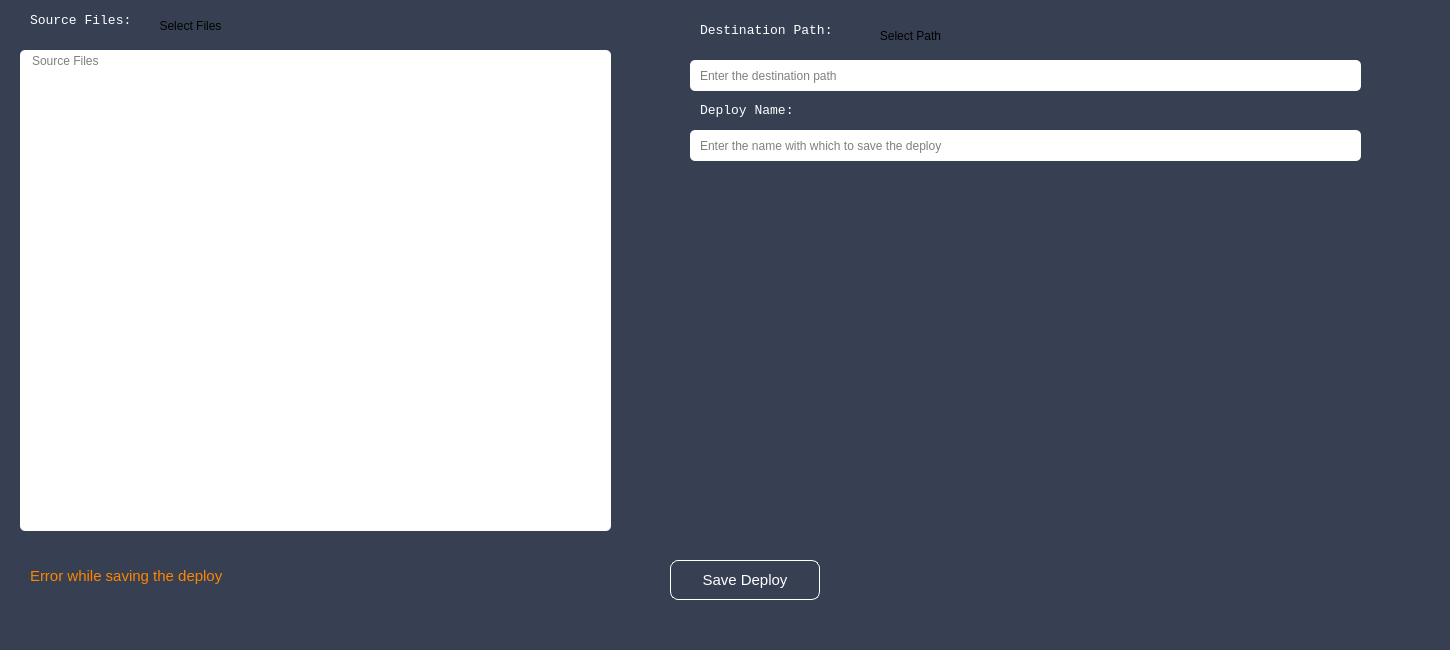
First picture: the form in AddDeploy.ui, repository albino98/deploy-helper, before the edit.
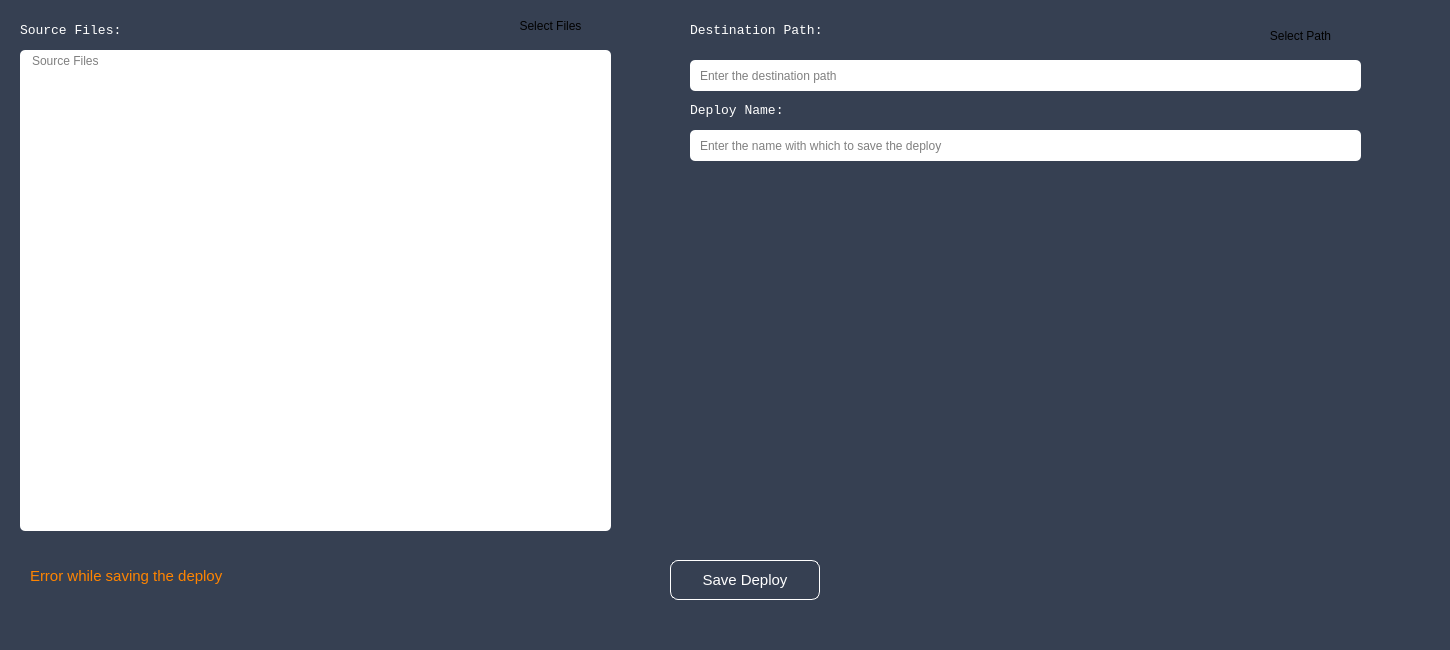
Second picture: the form after the edit.

```diff
--- a/AddDeploy.ui
+++ b/AddDeploy.ui
@@ -32,9 +32,9 @@
    <widget class="QLabel" name="label">
     <property name="geometry">
      <rect>
-      <x>30</x>
-      <y>10</y>
-      <width>101</width>
+      <x>20</x>
+      <y>20</y>
+      <width>201</width>
       <height>21</height>
      </rect>
     </property>
@@ -55,9 +55,9 @@
    <widget class="QLabel" name="label_2">
     <property name="geometry">
      <rect>
-      <x>700</x>
+      <x>690</x>
       <y>20</y>
-      <width>151</width>
+      <width>341</width>
       <height>21</height>
      </rect>
     </property>
@@ -78,9 +78,9 @@
    <widget class="QPushButton" name="Btn_SelectSourceFiles">
     <property name="geometry">
      <rect>
-      <x>140</x>
+      <x>490</x>
       <y>10</y>
-      <width>101</width>
+      <width>121</width>
       <height>31</height>
      </rect>
     </property>
@@ -120,9 +120,9 @@
    <widget class="QPushButton" name="Btn_SelectDestinationPath">
     <property name="geometry">
      <rect>
-      <x>860</x>
+      <x>1240</x>
       <y>20</y>
-      <width>101</width>
+      <width>121</width>
       <height>31</height>
      </rect>
     </property>
@@ -223,9 +223,9 @@
    <widget class="QLabel" name="label_3">
     <property name="geometry">
      <rect>
-      <x>700</x>
+      <x>690</x>
       <y>100</y>
-      <width>121</width>
+      <width>331</width>
       <height>21</height>
      </rect>
     </property>
```
